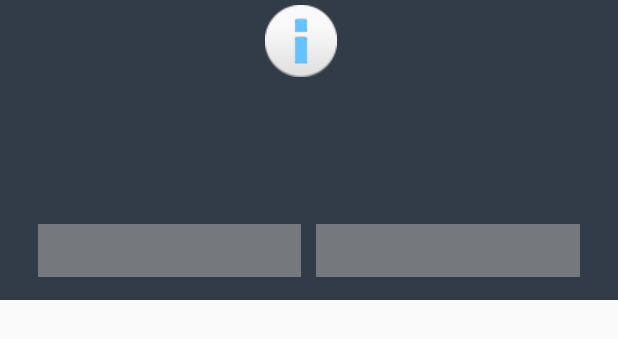
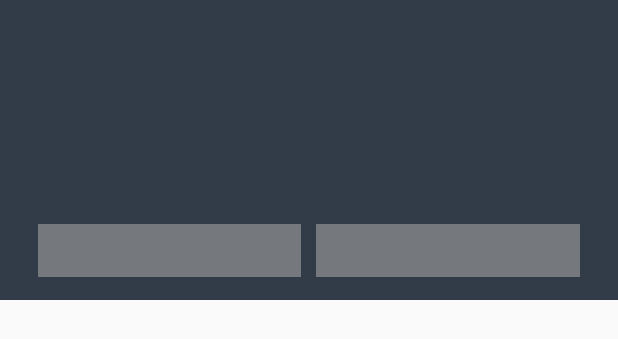
Before and after one commit to chendeshan/SkyWorth, an Android app: the layout base_alert_dialog.xml on its own in the app's theme, with its tools: preview values and no code run, on a phone screen of 412 x 824 dp. Shown: the top 339 px of the screen. Run offline under Robolectric (Android 15) with nearby library versions, the phone set to English and light mode, and no system bars.

Commit message:
删除无用的弹窗资源。

```diff
--- a/app/src/main/res/drawable/dialog_btn_single_background.xml
+++ /dev/null
@@ -1,6 +0,0 @@
-<?xml version="1.0" encoding="utf-8"?>
-<selector xmlns:android="http://schemas.android.com/apk/res/android">
-    <item android:state_pressed="true" android:drawable="@drawable/dialog_btn_single_bg_press"/>
-    <item android:state_selected="true" android:drawable="@drawable/dialog_btn_single_bg_press"/>
-    <item android:drawable="@drawable/dialog_btn_single_bg"/>
-</selector>
--- a/app/src/main/res/layout/base_alert_dialog.xml
+++ b/app/src/main/res/layout/base_alert_dialog.xml
@@ -16,8 +16,7 @@
             android:id="@+id/base_dialog_icon"
             android:layout_width="wrap_content"
             android:layout_height="wrap_content"
-            android:layout_marginRight="10dp"
-            android:src="@drawable/base_alert_dialog_icon" />
+            android:layout_marginRight="10dp" />
 
         <TextView
             android:id="@+id/base_dialog_title"
```
Also changed, not shown: app/src/main/java/com/example/test3/view/widget/BaseAlertDialog.java (+5 -5 lines), app/src/main/res/drawable/base_alert_dialog_icon.png (deleted), app/src/main/res/drawable/dialog_btn_bg.png (deleted), app/src/main/res/drawable/dialog_btn_bg_disable.png (deleted), app/src/main/res/drawable/dialog_btn_bg_press.png (deleted), app/src/main/res/drawable/dialog_btn_single_bg.png (deleted), app/src/main/res/drawable/dialog_btn_single_bg_disable.png (deleted), app/src/main/res/drawable/dialog_btn_single_bg_press.png (deleted).
